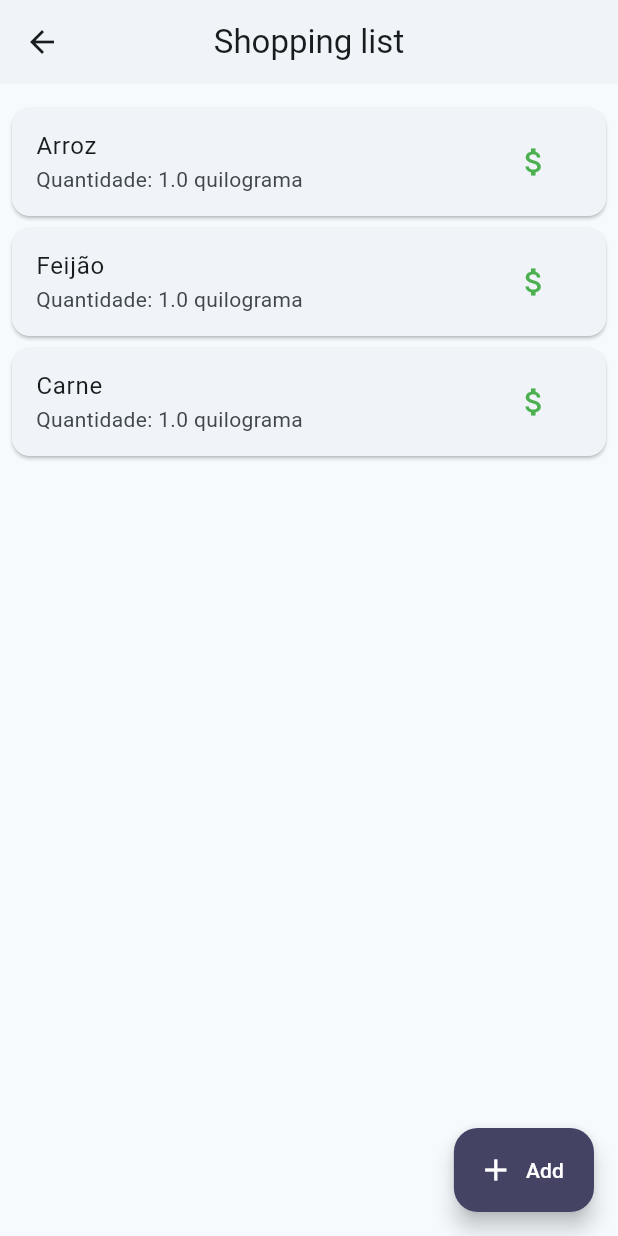
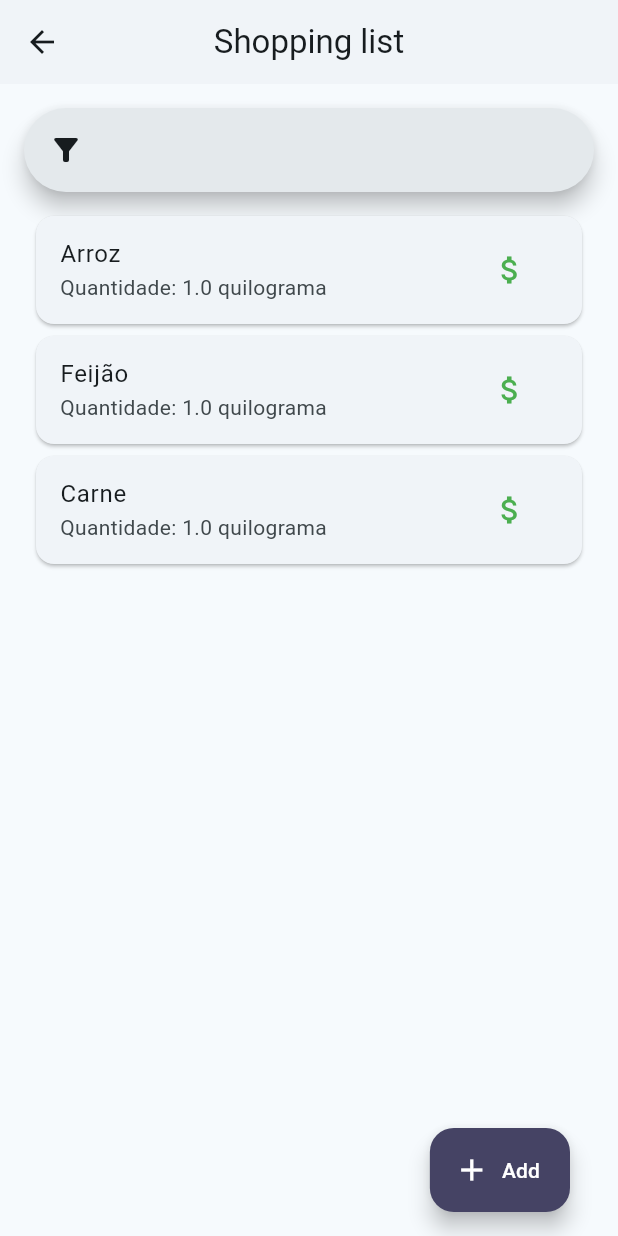
Before and after one commit to thiagocoelhoo/smartfridge, a Flutter app: the ShoppingListPage screen opened directly, on a phone screen of 412 x 824 dp. Run offline on Flutter 3.47's test engine with Material 3 defaults, Android fonts, the phone set to English and light mode, and no system bars.

Commit message:
feat: create functional search bar in the shopping list page

```diff
--- a/lib/pages/shopping_list_page.dart
+++ b/lib/pages/shopping_list_page.dart
@@ -2,8 +2,8 @@ import 'package:flutter/material.dart';
 import 'package:provider/provider.dart';
 import 'package:smartfridge/repository/fridge_repository.dart';
 import 'package:smartfridge/repository/shopping_repository.dart';
-import 'package:smartfridge/utils/quantity.dart';
 import 'package:smartfridge/models/product.dart';
+import 'package:smartfridge/widgets/add_button.dart';
 import 'package:smartfridge/widgets/product_list.dart';
 import 'package:smartfridge/widgets/show_product_modal.dart';
 
@@ -14,9 +14,33 @@ class ShoppingListPage extends StatefulWidget {
   State<ShoppingListPage> createState() => _ShoppingListPage();
 }
 
-final List<String> unitOptions = Quantity.getUnits();
+class _ShoppingListPage extends State<ShoppingListPage> {
+  final TextEditingController _searchController = TextEditingController();
+  List<Product> _filteredProducts = [];
 
-class _ShoppingListPage extends State<ShoppingListPage> {
+  @override
+  void initState() {
+    super.initState();
+    _searchController.addListener(_filterProducts);
+  }
+
+  @override
+  void dispose() {
+    _searchController.dispose();
+    super.dispose();
+  }
+
+  void _filterProducts() {
+    final query = _searchController.text.toLowerCase();
+    setState(() {
+      _filteredProducts =
+          Provider.of<ShoppingRepository>(context, listen: false)
+              .products
+              .where((product) => product.name.toLowerCase().contains(query))
+              .toList();
+    });
+  }
+
   @override
   Widget build(BuildContext context) {
     return Scaffold(
@@ -25,23 +49,40 @@ class _ShoppingListPage extends State<ShoppingListPage> {
         centerTitle: true,
         title: const Text("Shopping list"),
       ),
-      body: Consumer<ShoppingRepository>(
+      body: Padding(
+        padding: const EdgeInsets.all(16.0),
+        child: Column(
+          children: <Widget>[
+            SearchBar(
+              controller: _searchController,
+              leading: const Padding(
+                padding: EdgeInsets.symmetric(horizontal: 8.0),
+                child: Icon(Icons.filter_alt),
+              ),
+            ),
+            Expanded(
+              child: Consumer<ShoppingRepository>(
                 builder: (context, shoppingRepository, child) {
+                  if (_filteredProducts.isEmpty &&
+                      _searchController.text.isNotEmpty) {
+                    return const Center(
+                        child: Text("Nenhum produto encontrado"));
+                  }
                   return ProductList(
-            products: shoppingRepository.products,
+                    products: _filteredProducts.isEmpty
+                        ? shoppingRepository.products
+                        : _filteredProducts,
                     showTrailing: true,
                     onProductTap: onProductTap,
                     onProductAction: _showConfirmationDialog,
                   );
                 },
               ),
-      floatingActionButton: FloatingActionButton.extended(
-        backgroundColor: Theme.of(context).colorScheme.onTertiaryFixedVariant,
-        foregroundColor: Colors.white,
-        onPressed: () {},
-        icon: const Icon(Icons.add),
-        label: const Text("Add"),
             ),
+          ],
+        ),
+      ),
+      floatingActionButton: AddButton(onPressed: () {}),
     );
   }
 }
--- a/lib/repository/shopping_repository.dart
+++ b/lib/repository/shopping_repository.dart
@@ -11,6 +11,10 @@ class ShoppingRepository extends ChangeNotifier {
   }
 
   List<Product> get products => List.unmodifiable(_products);
+
+  List<Product> getProductsByName(String name) {
+    return _products.where((element) => name.contains(element.name)).toList();
+  }
 
   addProduct(Product product) {
     final index =
```
Lines whose indentation alone changed are shown as unchanged.
